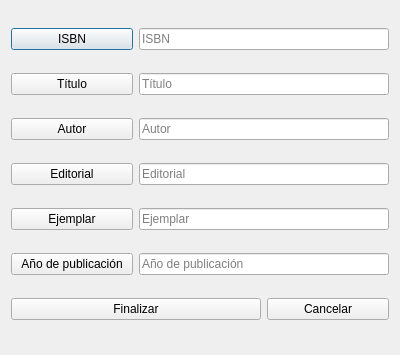
This is nuevo_libro.ui in AdrianPrietoLozano/biblioteca as Qt 5 draws it before an edit. The edited form follows.
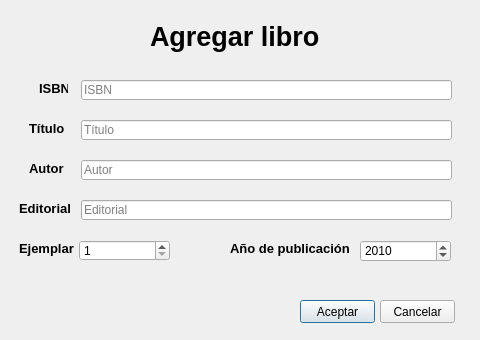
This is the edited form.

The edit to the form file:
```diff
--- a/nuevo_libro.ui
+++ b/nuevo_libro.ui
@@ -6,113 +6,275 @@
    <rect>
     <x>0</x>
     <y>0</y>
-    <width>400</width>
-    <height>355</height>
+    <width>480</width>
+    <height>340</height>
    </rect>
   </property>
+  <property name="minimumSize">
+   <size>
+    <width>480</width>
+    <height>340</height>
+   </size>
+  </property>
+  <property name="maximumSize">
+   <size>
+    <width>480</width>
+    <height>340</height>
+   </size>
+  </property>
   <property name="windowTitle">
    <string>Agregar libro</string>
   </property>
-  <layout class="QGridLayout" name="gridLayout">
-   <item row="0" column="0">
-    <widget class="QPushButton" name="pushButton">
-     <property name="text">
-      <string>ISBN</string>
-     </property>
-    </widget>
-   </item>
-   <item row="0" column="1" colspan="2">
-    <widget class="QLineEdit" name="lineEditIsbn">
-     <property name="placeholderText">
-      <string>ISBN</string>
-     </property>
-    </widget>
-   </item>
-   <item row="1" column="0">
-    <widget class="QPushButton" name="pushButton_2">
-     <property name="text">
-      <string>Título</string>
-     </property>
-    </widget>
-   </item>
-   <item row="1" column="1" colspan="2">
-    <widget class="QLineEdit" name="lineEditTitulo">
-     <property name="placeholderText">
-      <string>Título</string>
-     </property>
-    </widget>
-   </item>
-   <item row="2" column="0">
-    <widget class="QPushButton" name="pushButton_3">
-     <property name="text">
-      <string>Autor</string>
-     </property>
-    </widget>
-   </item>
-   <item row="2" column="1" colspan="2">
-    <widget class="QLineEdit" name="lineEditAutor">
-     <property name="placeholderText">
-      <string>Autor</string>
-     </property>
-    </widget>
-   </item>
-   <item row="3" column="0">
-    <widget class="QPushButton" name="pushButton_4">
-     <property name="text">
-      <string>Editorial</string>
-     </property>
-    </widget>
-   </item>
-   <item row="3" column="1" colspan="2">
-    <widget class="QLineEdit" name="lineEditEditorial">
-     <property name="placeholderText">
-      <string>Editorial</string>
-     </property>
-    </widget>
-   </item>
-   <item row="4" column="0">
-    <widget class="QPushButton" name="pushButton_5">
-     <property name="text">
-      <string>Ejemplar</string>
-     </property>
-    </widget>
-   </item>
-   <item row="4" column="1" colspan="2">
-    <widget class="QLineEdit" name="lineEditEjemplar">
-     <property name="placeholderText">
-      <string>Ejemplar</string>
-     </property>
-    </widget>
-   </item>
-   <item row="5" column="0">
-    <widget class="QPushButton" name="pushButton_6">
-     <property name="text">
-      <string>Año de publicación</string>
-     </property>
-    </widget>
-   </item>
-   <item row="5" column="1" colspan="2">
-    <widget class="QLineEdit" name="lineEditAnio">
-     <property name="placeholderText">
-      <string>Año de publicación</string>
-     </property>
-    </widget>
-   </item>
-   <item row="6" column="0" colspan="2">
-    <widget class="QPushButton" name="botonFinalizar">
-     <property name="text">
-      <string>Finalizar</string>
-     </property>
-    </widget>
-   </item>
-   <item row="6" column="2">
-    <widget class="QPushButton" name="botonCancelar">
-     <property name="text">
-      <string>Cancelar</string>
-     </property>
-    </widget>
-   </item>
-  </layout>
+  <widget class="QLineEdit" name="lineEditIsbn">
+   <property name="geometry">
+    <rect>
+     <x>81</x>
+     <y>80</y>
+     <width>371</width>
+     <height>20</height>
+    </rect>
+   </property>
+   <property name="placeholderText">
+    <string>ISBN</string>
+   </property>
+  </widget>
+  <widget class="QLineEdit" name="lineEditTitulo">
+   <property name="geometry">
+    <rect>
+     <x>81</x>
+     <y>120</y>
+     <width>371</width>
+     <height>20</height>
+    </rect>
+   </property>
+   <property name="placeholderText">
+    <string>Título</string>
+   </property>
+  </widget>
+  <widget class="QLineEdit" name="lineEditAutor">
+   <property name="geometry">
+    <rect>
+     <x>81</x>
+     <y>160</y>
+     <width>371</width>
+     <height>20</height>
+    </rect>
+   </property>
+   <property name="placeholderText">
+    <string>Autor</string>
+   </property>
+  </widget>
+  <widget class="QLineEdit" name="lineEditEditorial">
+   <property name="geometry">
+    <rect>
+     <x>81</x>
+     <y>200</y>
+     <width>371</width>
+     <height>20</height>
+    </rect>
+   </property>
+   <property name="placeholderText">
+    <string>Editorial</string>
+   </property>
+  </widget>
+  <widget class="QPushButton" name="botonFinalizar">
+   <property name="geometry">
+    <rect>
+     <x>300</x>
+     <y>300</y>
+     <width>75</width>
+     <height>23</height>
+    </rect>
+   </property>
+   <property name="text">
+    <string>Aceptar</string>
+   </property>
+  </widget>
+  <widget class="QPushButton" name="botonCancelar">
+   <property name="geometry">
+    <rect>
+     <x>380</x>
+     <y>300</y>
+     <width>75</width>
+     <height>23</height>
+    </rect>
+   </property>
+   <property name="text">
+    <string>Cancelar</string>
+   </property>
+  </widget>
+  <widget class="QLabel" name="label_2">
+   <property name="geometry">
+    <rect>
+     <x>150</x>
+     <y>20</y>
+     <width>178</width>
+     <height>33</height>
+    </rect>
+   </property>
+   <property name="font">
+    <font>
+     <pointsize>20</pointsize>
+     <weight>75</weight>
+     <bold>true</bold>
+    </font>
+   </property>
+   <property name="text">
+    <string>Agregar libro</string>
+   </property>
+  </widget>
+  <widget class="QLabel" name="label">
+   <property name="geometry">
+    <rect>
+     <x>39</x>
+     <y>80</y>
+     <width>29</width>
+     <height>16</height>
+    </rect>
+   </property>
+   <property name="font">
+    <font>
+     <pointsize>10</pointsize>
+     <weight>75</weight>
+     <bold>true</bold>
+    </font>
+   </property>
+   <property name="text">
+    <string>ISBN</string>
+   </property>
+  </widget>
+  <widget class="QLabel" name="label_3">
+   <property name="geometry">
+    <rect>
+     <x>29</x>
+     <y>120</y>
+     <width>35</width>
+     <height>16</height>
+    </rect>
+   </property>
+   <property name="font">
+    <font>
+     <pointsize>10</pointsize>
+     <weight>75</weight>
+     <bold>true</bold>
+    </font>
+   </property>
+   <property name="text">
+    <string>Título</string>
+   </property>
+  </widget>
+  <widget class="QLabel" name="label_4">
+   <property name="geometry">
+    <rect>
+     <x>29</x>
+     <y>160</y>
+     <width>38</width>
+     <height>16</height>
+    </rect>
+   </property>
+   <property name="font">
+    <font>
+     <pointsize>10</pointsize>
+     <weight>75</weight>
+     <bold>true</bold>
+    </font>
+   </property>
+   <property name="text">
+    <string>Autor</string>
+   </property>
+  </widget>
+  <widget class="QLabel" name="label_5">
+   <property name="geometry">
+    <rect>
+     <x>19</x>
+     <y>200</y>
+     <width>52</width>
+     <height>16</height>
+    </rect>
+   </property>
+   <property name="font">
+    <font>
+     <pointsize>10</pointsize>
+     <weight>75</weight>
+     <bold>true</bold>
+    </font>
+   </property>
+   <property name="text">
+    <string>Editorial</string>
+   </property>
+  </widget>
+  <widget class="QLabel" name="label_6">
+   <property name="geometry">
+    <rect>
+     <x>19</x>
+     <y>240</y>
+     <width>55</width>
+     <height>16</height>
+    </rect>
+   </property>
+   <property name="font">
+    <font>
+     <pointsize>10</pointsize>
+     <weight>75</weight>
+     <bold>true</bold>
+    </font>
+   </property>
+   <property name="text">
+    <string>Ejemplar</string>
+   </property>
+  </widget>
+  <widget class="QLabel" name="label_7">
+   <property name="geometry">
+    <rect>
+     <x>230</x>
+     <y>240</y>
+     <width>121</width>
+     <height>16</height>
+    </rect>
+   </property>
+   <property name="font">
+    <font>
+     <pointsize>10</pointsize>
+     <weight>75</weight>
+     <bold>true</bold>
+    </font>
+   </property>
+   <property name="text">
+    <string>Año de publicación</string>
+   </property>
+  </widget>
+  <widget class="QSpinBox" name="spinBoxEjemplar">
+   <property name="geometry">
+    <rect>
+     <x>79</x>
+     <y>240</y>
+     <width>91</width>
+     <height>21</height>
+    </rect>
+   </property>
+   <property name="minimum">
+    <number>1</number>
+   </property>
+   <property name="maximum">
+    <number>10000</number>
+   </property>
+  </widget>
+  <widget class="QSpinBox" name="spinBoxAnio">
+   <property name="geometry">
+    <rect>
+     <x>360</x>
+     <y>240</y>
+     <width>91</width>
+     <height>22</height>
+    </rect>
+   </property>
+   <property name="maximum">
+    <number>5000</number>
+   </property>
+   <property name="value">
+    <number>2010</number>
+   </property>
+  </widget>
  </widget>
  <resources/>
  <connections/>
```
Left out of the diff: 10 changed lines with no effect on the pictures.
